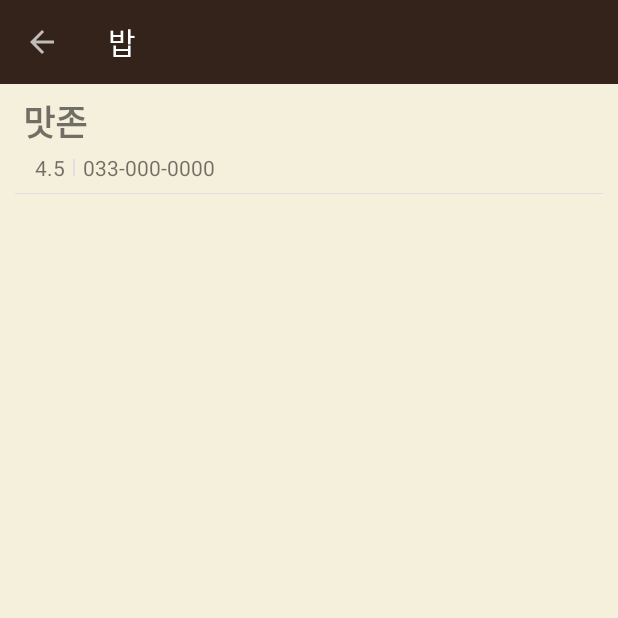
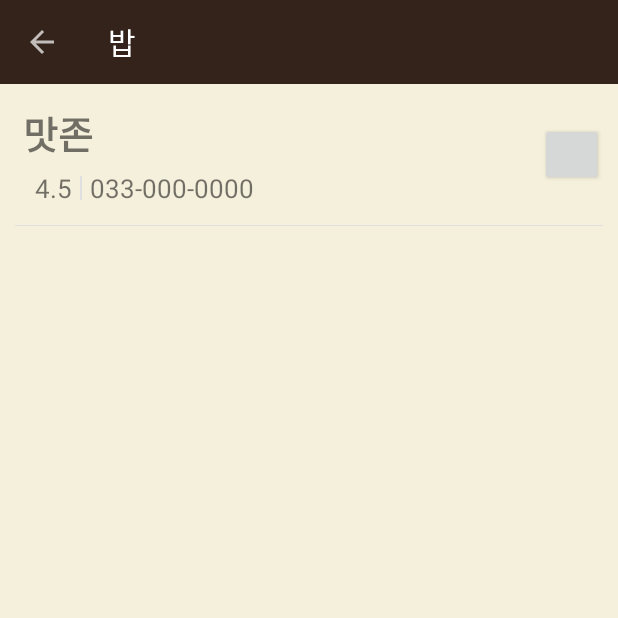
Before and after one commit to meajireview/meajireview, an Android app: the screen it shows after launch (ShopListActivity), after a tap on an icon or button, on a phone screen of 412 x 824 dp, the top half of it. Run offline under Robolectric (Android 15) with nearby library versions, the phone set to English and light mode, and no system bars; our stand-ins replace ButterKnife; Roboto replaces fonts that are not available here; 1 statement that could not run was skipped.

Commit message:
1. ShopList item의 text size 등 크기 조절 2. favorite 기능 추가. 3. ShopDetailActivity에서 back했을 때 ShopListActivity 값 갖고 있게하려는 것.

```diff
--- a/app/src/main/java/com/meajireview/meajireview_android/activity/SearchActivity.java
+++ b/app/src/main/java/com/meajireview/meajireview_android/activity/SearchActivity.java
@@ -67,7 +67,7 @@ public class SearchActivity extends AppCompatActivity {
 
                         //SQL문에서 query를 실행한 결과 넣어두어야 함.
                         for(int i=0;i<9;i++) {
-                            shopInfos.add(new ShopInfo(0,"둘로스 돈까스", "033-766-3373", "4.5"));
+                            shopInfos.add(new ShopInfo(0,"둘로스 돈까스", "033-766-3373", "4.5","adsf"));
                         }
 
                         recyclerView.setAdapter(new ShopListAdapter(getApplicationContext(), shopInfos));
--- a/app/src/main/java/com/meajireview/meajireview_android/activity/ShopListActivity.java
+++ b/app/src/main/java/com/meajireview/meajireview_android/activity/ShopListActivity.java
@@ -27,7 +27,7 @@ public class ShopListActivity extends AppCompatActivity {
     @BindView(R.id.toolBar) Toolbar toolBar;
     @BindView(R.id.recyclerView) RecyclerView recyclerView;
 
-    SQLiteDatabase db;
+    public SQLiteDatabase db;
     String category;
     @Override
     protected void onCreate(@Nullable Bundle savedInstanceState) {
@@ -59,9 +59,9 @@ public class ShopListActivity extends AppCompatActivity {
         db = SplashActivity.sqliteHelper.getReadableDatabase();
         Cursor cursor = null;
         try {
-            cursor = db.rawQuery("select id, name, phone from Shop where category_name='"+category+"'", null);
+            cursor = db.rawQuery("select id, name, phone, open from Shop where category_name='"+category+"'", null);
             while (cursor.moveToNext())
-                shopInfos.add(new ShopInfo(cursor.getInt(0), cursor.getString(1),cursor.getString(2),"4.5"));
+                shopInfos.add(new ShopInfo(cursor.getInt(0), cursor.getString(1),cursor.getString(2),"4.5",cursor.getString(3)));
         }
         catch (Exception e){
             e.printStackTrace();
--- a/app/src/main/java/com/meajireview/meajireview_android/adapter/ShopListAdapter.java
+++ b/app/src/main/java/com/meajireview/meajireview_android/adapter/ShopListAdapter.java
@@ -2,15 +2,22 @@ package com.meajireview.meajireview_android.adapter;
 
 import android.content.Context;
 import android.content.Intent;
+import android.support.design.widget.Snackbar;
 import android.support.v7.widget.RecyclerView;
 import android.view.LayoutInflater;
 import android.view.View;
 import android.view.ViewGroup;
+import android.widget.Button;
+import android.widget.FrameLayout;
 import android.widget.LinearLayout;
 import android.widget.TextView;
+import android.widget.Toast;
 
 import com.meajireview.meajireview_android.R;
+import com.meajireview.meajireview_android.activity.MainActivity;
 import com.meajireview.meajireview_android.activity.ShopDetailActivity;
+import com.meajireview.meajireview_android.activity.ShopListActivity;
+import com.meajireview.meajireview_android.activity.SplashActivity;
 import com.meajireview.meajireview_android.item.ShopInfo;
 
 import java.util.ArrayList;
@@ -37,12 +44,18 @@ public class ShopListAdapter extends RecyclerView.Adapter {
     }
 
     @Override
-    public void onBindViewHolder(RecyclerView.ViewHolder holder, int position)
+    public void onBindViewHolder(final RecyclerView.ViewHolder holder, int position)
     {
         final ShopInfo info = shopInfos.get(position);
         ((ViewHolder)holder).shopName.setText(info.getShopName());
         ((ViewHolder)holder).shopCall.setText(info.getShopCall());
         ((ViewHolder)holder).shopRating.setText(info.getShopRating());
+        ((ViewHolder)holder).btFavorite.setOnClickListener(new View.OnClickListener() {
+            @Override
+            public void onClick(View v) {
+                Snackbar.make(((ViewHolder)holder).container,"추가되었습니다.",Snackbar.LENGTH_LONG).show();
+            }
+        });
 
         ((ViewHolder)holder).container.setOnClickListener(new View.OnClickListener()
         {
@@ -51,6 +64,7 @@ public class ShopListAdapter extends RecyclerView.Adapter {
                 Intent intent = new Intent(context.getApplicationContext(), ShopDetailActivity.class);
                 intent.putExtra("shopId",info.getShopId());
                 intent.putExtra("shop",info.getShopName());
+                intent.putExtra("open",info.getShopOpen());
                 intent.putExtra("phone",info.getShopCall());
                 intent.putExtra("rating",info.getShopRating());
                 intent.setFlags(Intent.FLAG_ACTIVITY_NEW_TASK);
@@ -67,14 +81,16 @@ public class ShopListAdapter extends RecyclerView.Adapter {
     public class ViewHolder extends RecyclerView.ViewHolder {
 
         TextView shopName, shopCall, shopRating;
-        LinearLayout container;
+        FrameLayout container;
+        Button btFavorite;
 
         public ViewHolder(View infoView) {
             super(infoView);
             shopName = (TextView) infoView.findViewById(R.id.shopName);
             shopCall = (TextView) infoView.findViewById(R.id.shopCall);
             shopRating = (TextView) infoView.findViewById(R.id.shopRating);
-            container = (LinearLayout) infoView.findViewById(R.id.container);
+            container = (FrameLayout) infoView.findViewById(R.id.container);
+            btFavorite = (Button) infoView.findViewById(R.id.btFavorite);
         }
     }
 }
--- a/app/src/main/java/com/meajireview/meajireview_android/item/ShopInfo.java
+++ b/app/src/main/java/com/meajireview/meajireview_android/item/ShopInfo.java
@@ -9,6 +9,11 @@ public class ShopInfo {
     String shopName;
     String shopCall;
     String shopRating;
+    String shopOpen;
+
+    public String getShopOpen() {
+        return shopOpen;
+    }
 
     public int getShopId() {
         return shopId;
@@ -29,11 +34,12 @@ public class ShopInfo {
         return shopRating;
     }
 
-    public ShopInfo(int shopId, String shopName, String shopCall, String shopRating)
+    public ShopInfo(int shopId, String shopName, String shopCall, String shopRating, String shopOpen)
     {
         this.shopId = shopId;
         this.shopName = shopName;
         this.shopCall = shopCall;
         this.shopRating = shopRating;
+        this.shopOpen = shopOpen;
     }
 }
--- a/app/src/main/res/layout/item_shopinfo.xml
+++ b/app/src/main/res/layout/item_shopinfo.xml
@@ -1,28 +1,34 @@
 <?xml version="1.0" encoding="utf-8"?>
-<LinearLayout xmlns:android="http://schemas.android.com/apk/res/android"
+<FrameLayout xmlns:android="http://schemas.android.com/apk/res/android"
     android:orientation="vertical" android:layout_width="match_parent"
     android:layout_height="wrap_content"
-    android:layout_marginTop="7dp"
     android:layout_marginLeft="10dp"
     android:layout_marginRight="10dp"
     android:id="@+id/container">
 
+    <LinearLayout
+        android:orientation="vertical"
+        android:layout_width="match_parent"
+        android:layout_height="wrap_content"
+        android:layout_marginTop="13dp"
+        android:layout_marginBottom="13dp">
         <TextView
             android:layout_width="wrap_content"
             android:layout_height="match_parent"
             android:layout_marginLeft="5dp"
-        android:textSize="23sp"
+            android:textSize="25sp"
             android:textStyle="bold"
             android:id="@+id/shopName"/>
         <LinearLayout
             android:layout_width="wrap_content"
             android:layout_height="wrap_content"
-        android:layout_marginTop="3dp"
+            android:layout_marginTop="5dp"
             android:layout_marginLeft="13dp"
             android:orientation="horizontal">
             <TextView
                 android:layout_width="match_parent"
                 android:layout_height="wrap_content"
+                android:textSize="17sp"
                 android:id="@+id/shopRating"/>
             <View
                 android:layout_width="1dp"
@@ -35,11 +41,19 @@
             <TextView
                 android:layout_width="wrap_content"
                 android:layout_height="wrap_content"
+                android:textSize="17sp"
                 android:id="@+id/shopCall"/>
         </LinearLayout>
+    </LinearLayout>
+    <Button
+        android:id="@+id/btFavorite"
+        android:layout_width="42dp"
+        android:layout_height="42dp"
+        android:layout_gravity="center|right"/>
     <View
         android:layout_width="match_parent"
         android:layout_height="0.5dp"
-        android:layout_marginTop="7dp"
+        android:layout_gravity="bottom"
         android:background="@color/linedivider"/>
-</LinearLayout>
+
+</FrameLayout>
```
Also changed, not shown: app/src/main/java/com/meajireview/meajireview_android/activity/ShopDetailActivity.java (+33 -1 lines), app/src/main/res/menu/menu_favorite.xml (added, +8 -0 lines). Lines whose indentation alone changed are shown as unchanged.
